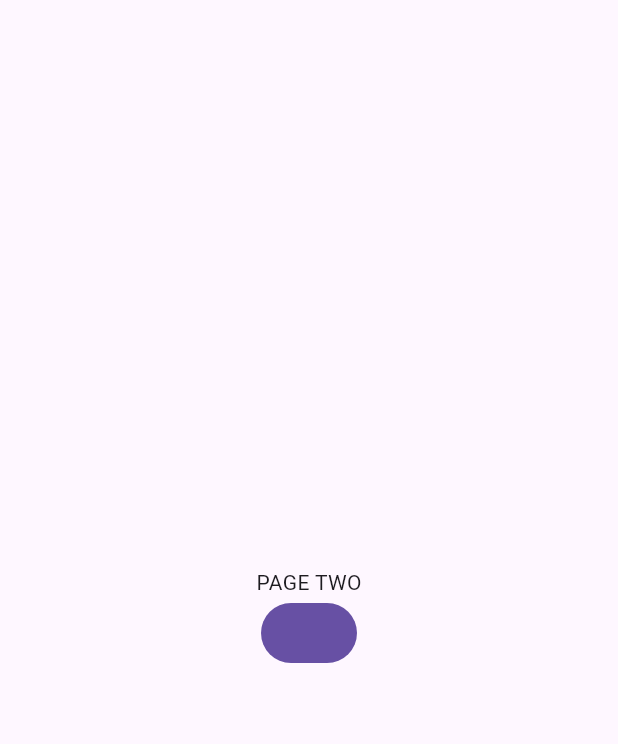
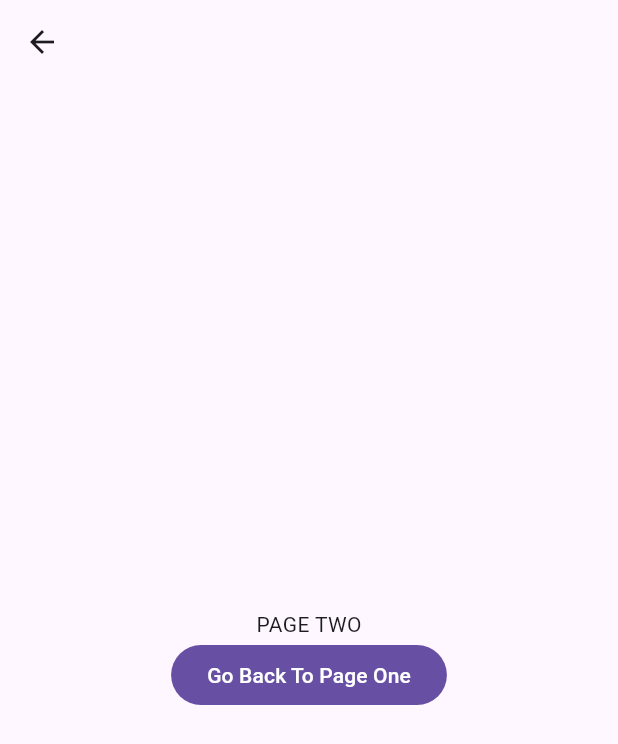
Before and after one commit to tmaurer-nait/dmit-2504-a02-winter-2025-instructor-workbook, a Flutter app: the screen it shows after launch, after a tap on "Go To Page Two", on a phone screen of 412 x 824 dp. Shown: the top 744 px of the screen. Run offline on Flutter 3.47's test engine with Material 3 defaults, Android fonts, the phone set to English and light mode, and no system bars.

Commit message:
finished routing

```diff
--- /dev/null
+++ b/navigation/navigation_example/lib/constants/routes.dart
@@ -0,0 +1,5 @@
+// This is the default page that will be shown on load. You must have at least one with '/'
+// It should not be '/home'
+const homeRoute = '/';
+// The rest you can name whatever you want
+const pageTwoRoute = '/page-two';
--- a/navigation/navigation_example/lib/main.dart
+++ b/navigation/navigation_example/lib/main.dart
@@ -1,5 +1,8 @@
 import 'package:flutter/material.dart';
 import 'package:navigation_example/pages/page_one.dart';
+import 'package:navigation_example/pages/page_two.dart';
+// Utilize constant files to prevent typos
+import 'package:navigation_example/constants/routes.dart' as routes;
 
 void main() {
   runApp(const MainApp());
@@ -10,10 +13,22 @@
 
   @override
   Widget build(BuildContext context) {
-    return const MaterialApp(
+    return MaterialApp(
       // The home property determines the first page shown.
       // There is another way to do this with routes as shown below.
-      home: PageOne(),
+      // home: PageOne(),
+
+      // There's also a third way, we'll get to that in the future
+      // OnGenerateRoute:
+
+      // The routes argument takes in a map of String to builder function
+      // We can then use those strings to identify the page we want to route to
+      // In the future using pushNamed()
+      routes: {
+        // These strings map to functions that take in a BuildContext and return a Widget
+        routes.homeRoute: (context) => PageOne(),
+        routes.pageTwoRoute: (context) => PageTwo(),
+      },
     );
   }
 }
--- a/navigation/navigation_example/lib/pages/page_one.dart
+++ b/navigation/navigation_example/lib/pages/page_one.dart
@@ -1,5 +1,5 @@
 import 'package:flutter/material.dart';
-import 'package:navigation_example/pages/page_two.dart';
+import 'package:navigation_example/constants/routes.dart' as routes;
 
 class PageOne extends StatefulWidget {
   const PageOne({super.key});
@@ -9,6 +9,9 @@
 }
 
 class _PageOneState extends State<PageOne> {
+  // Use this to display the return value from page two
+  var data = '';
+
   @override
   Widget build(BuildContext context) {
     return Scaffold(
@@ -18,17 +21,24 @@
           children: [
             Text('PAGE ONE'),
             ElevatedButton(
-              onPressed: () {
+              // We made this async so we can "listen" for a response from page two
+              // Navigator.push() resolves when the page it pushes is popped from the stack
+              onPressed: () async {
                 // When I press this button I want to go to page two
                 // I'll start with the material page route manual push
                 // (though it's better to use pushNamed with centralized routing)
-                Navigator.of(
+                final returnValue = await Navigator.of(
                   context,
-                ).push(MaterialPageRoute(builder: (context) => PageTwo()));
+                ).pushNamed(routes.pageTwoRoute);
+                setState(() {
+                  // We use this null check in case the user presses the back button (no data)
+                  // instead of our custom back button that actually returns data
+                  data = returnValue != null ? returnValue as String : '';
+                });
               },
               child: Text('Go To Page Two'),
             ),
-            Text('DATA FROM PAGE TWO GOES HERE'),
+            data.isEmpty ? Text('Awaiting Response...') : Text(data),
           ],
         ),
       ),
--- a/navigation/navigation_example/lib/pages/page_two.dart
+++ b/navigation/navigation_example/lib/pages/page_two.dart
@@ -6,12 +6,22 @@
   @override
   Widget build(BuildContext context) {
     return Scaffold(
+      // If you put an appBar on your page and utilize routing, it will
+      // automatically include a back button for you
+      appBar: AppBar(),
       body: Center(
         child: Column(
           mainAxisAlignment: MainAxisAlignment.center,
           children: [
             Text('PAGE TWO'),
-            FilledButton(onPressed: () {}, child: Text('')),
+            FilledButton(
+              onPressed: () {
+                // To return to page one from page two we just pop() the stack
+                // This is effectively a back button
+                Navigator.of(context).pop<String>('You left Page Two');
+              },
+              child: Text('Go Back To Page One'),
+            ),
           ],
         ),
       ),
```
Also changed, not shown: 1 other file.
